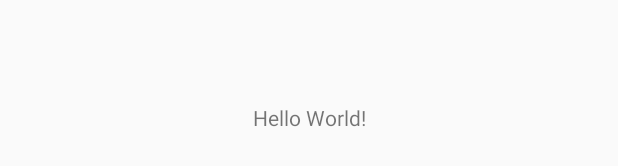
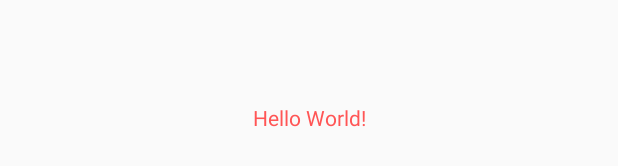
Before and after one commit to amannirala13/Penfights, an Android app: the layout activity_main.xml on its own in the app's theme, with its tools: preview values and no code run, on a phone screen of 412 x 824 dp. Shown: the part 501-667 px from the top of the screen. Run offline under Robolectric (Android 15) with nearby library versions, the phone set to English and light mode, and no system bars.

Commit message:
Added basic activities and set the primary colors. Themes edited

```diff
--- a/app/build.gradle
+++ b/app/build.gradle
@@ -38,6 +38,7 @@ dependencies {
     implementation fileTree(dir: 'libs', include: ['*.jar'])
     //noinspection GradleCompatible
     implementation 'com.android.support:appcompat-v7:28.0.0'
+    implementation 'com.android.support:design:28.0.0'
     implementation 'com.android.support.constraint:constraint-layout:1.1.3'
     implementation 'com.google.firebase:firebase-core:16.0.9'
     testImplementation 'junit:junit:4.12'
--- a/app/src/main/res/layout/activity_main.xml
+++ b/app/src/main/res/layout/activity_main.xml
@@ -10,6 +10,7 @@
         android:layout_width="wrap_content"
         android:layout_height="wrap_content"
         android:text="Hello World!"
+        android:textColor="@color/colorAccent"
         app:layout_constraintBottom_toBottomOf="parent"
         app:layout_constraintLeft_toLeftOf="parent"
         app:layout_constraintRight_toRightOf="parent"
--- a/app/src/main/res/values/colors.xml
+++ b/app/src/main/res/values/colors.xml
@@ -1,6 +1,6 @@
 <?xml version="1.0" encoding="utf-8"?>
 <resources>
-    <color name="colorPrimary">#008577</color>
-    <color name="colorPrimaryDark">#00574B</color>
-    <color name="colorAccent">#D81B60</color>
+    <color name="colorPrimary">#ffffff</color>
+    <color name="colorPrimaryDark">#000000</color>
+    <color name="colorAccent">#ff5555</color>
 </resources>
--- a/app/src/main/res/values/styles.xml
+++ b/app/src/main/res/values/styles.xml
@@ -1,11 +1,13 @@
 <resources>
 
     <!-- Base application theme. -->
-    <style name="AppTheme" parent="Theme.AppCompat.Light.DarkActionBar">
+    <style name="AppTheme" parent="Theme.AppCompat.Light.NoActionBar">
         <!-- Customize your theme here. -->
         <item name="colorPrimary">@color/colorPrimary</item>
         <item name="colorPrimaryDark">@color/colorPrimaryDark</item>
         <item name="colorAccent">@color/colorAccent</item>
+        <item name="android:windowTranslucentStatus">true</item>
+        <item name="android:fitsSystemWindows">true</item>
     </style>
 
 </resources>
```
Also changed, not shown: app/src/main/AndroidManifest.xml (+5 -2 lines), app/src/main/java/com/asdev/penfights/FirstRun.java (added, +13 -0 lines), app/src/main/java/com/asdev/penfights/SplashScreen.java (added, +13 -0 lines), app/src/main/res/layout/activity_first_run.xml (added, +9 -0 lines), app/src/main/res/layout/activity_splash_screen.xml (added, +9 -0 lines).
